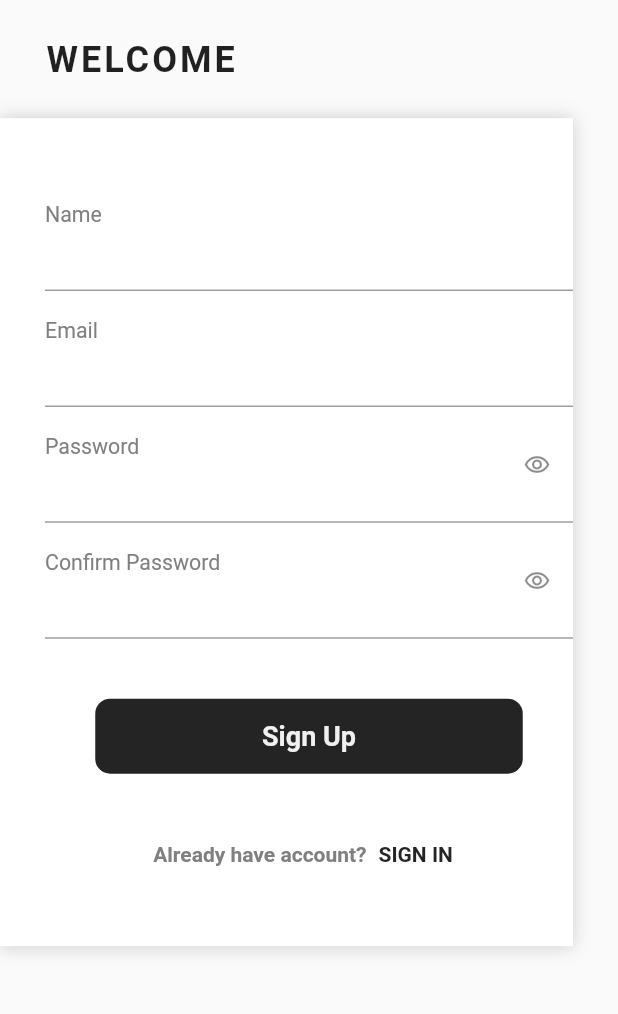
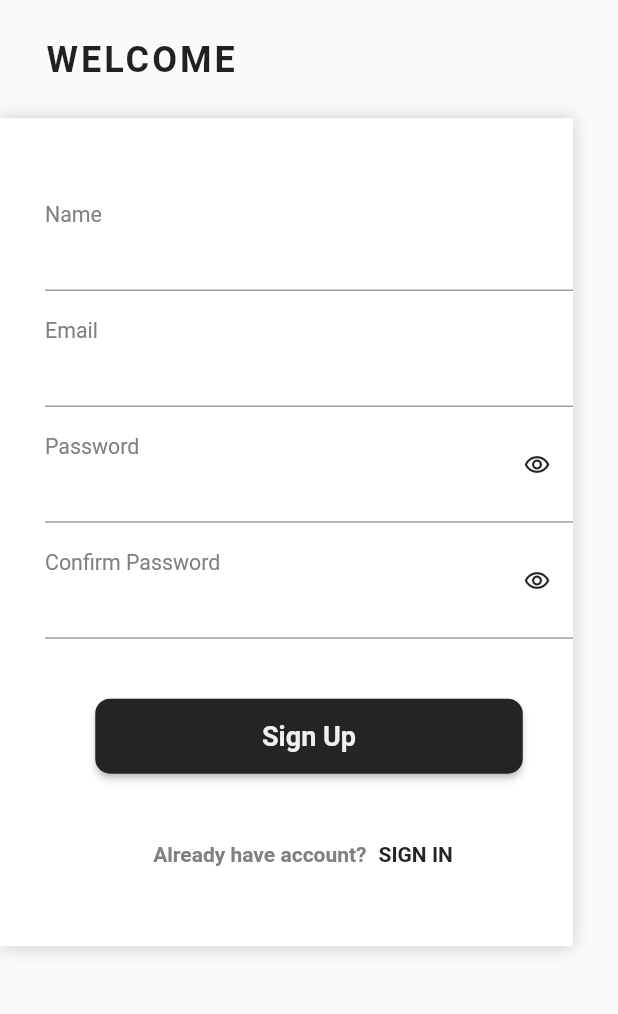
Before and after one commit to karimheiba/Furniture_shopping, a Flutter app: the SignUp screen opened by its route, on a phone screen of 412 x 824 dp, the part 153-1167 px from its top. Run offline on Flutter 3.47's test engine with Material 2 defaults, Android fonts, the phone set to English and light mode, and no system bars.

Commit message:
text field edit @button edit

```diff
--- a/lib/screen/login.dart
+++ b/lib/screen/login.dart
@@ -13,6 +13,7 @@ class Login extends StatelessWidget {
     Size size = MediaQuery.of(context).size;
     return Scaffold(
       body: SafeArea(
+        child: SingleChildScrollView(
           child: Column(
             crossAxisAlignment: CrossAxisAlignment.start,
             children: [
@@ -27,6 +28,7 @@ class Login extends StatelessWidget {
               ),
               fieldSection(context)
             ],
+          ),
         ),
       ),
     );
@@ -54,7 +56,7 @@ class Login extends StatelessWidget {
             height: 25,
           ),
           CustomTextFormField(
-              label: "Password", suffixIcon: Icons.remove_red_eye_outlined),
+              label: "Password",obscureText: true, ),
           SizedBox(
             height: 35,
           ),
@@ -68,7 +70,7 @@ class Login extends StatelessWidget {
           ),
           SignButton(
             text: "Log in",
-            onTap: () {
+            onPressed: () {
 
             },
           ),
--- a/lib/screen/signup.dart
+++ b/lib/screen/signup.dart
@@ -12,6 +12,7 @@ class SignUp extends StatelessWidget {
 
     return Scaffold(
       body: SafeArea(
+        child: SingleChildScrollView(
           child: Column(
             crossAxisAlignment:CrossAxisAlignment.start,
             children: [
@@ -27,6 +28,7 @@ class SignUp extends StatelessWidget {
               fieldSection()
 
             ],
+          ),
         ),
       ),
     );
@@ -63,16 +65,16 @@ class SignUp extends StatelessWidget {
           CustomTextFormField(label: "Email",),
 
 
- CustomTextFormField(label: "Password",suffixIcon: Icons.remove_red_eye_outlined),
+ CustomTextFormField(label: "Password",obscureText: true,),
 
-CustomTextFormField(label: "Confirm Password",suffixIcon: Icons.remove_red_eye_outlined),
+CustomTextFormField(label: "Confirm Password",obscureText: true,),
 
 
 
 
   SizedBox(height: 40,),
 
-  SignButton(text: "Sign Up",onTap: (){
+  SignButton(text: "Sign Up",onPressed: (){
 
   },
   ),
--- a/lib/widget/custom_text_formfield.dart
+++ b/lib/widget/custom_text_formfield.dart
@@ -1,37 +1,43 @@
 import 'package:flutter/material.dart';
-import 'package:flutter/src/foundation/key.dart';
-import 'package:flutter/src/widgets/framework.dart';
-
 import '../constans/colors.dart';
 
-class CustomTextFormField extends StatelessWidget {
-  const CustomTextFormField({Key? key,required this.label,this.suffixIcon}) : super(key: key);
+class CustomTextFormField extends StatefulWidget {
+  CustomTextFormField({Key? key, required this.label,this.obscureText=false,this.isVisible=true})
+      : super(key: key);
   final String label;
- final IconData? suffixIcon;
-
-
+  bool obscureText;
+  bool isVisible;
 
   @override
+  State<CustomTextFormField> createState() => _CustomTextFormFieldState();
+}
+
+class _CustomTextFormFieldState extends State<CustomTextFormField> {
+  @override
   Widget build(BuildContext context) {
-    return   TextFormField(
-
-
+    return TextFormField(
+      obscureText: widget.isVisible,
       decoration: InputDecoration(
 
+          focusedBorder:
+              UnderlineInputBorder(borderSide: BorderSide(color: primary)),
           floatingLabelBehavior: FloatingLabelBehavior.always,
-          floatingLabelStyle:TextStyle(fontSize: 19,fontWeight: FontWeight.w400,color: textSecondary) ,
+          floatingLabelStyle: TextStyle(
+              fontSize: 19, fontWeight: FontWeight.w400, color: textSecondary),
+          labelStyle: TextStyle(
+              fontSize: 19, fontWeight: FontWeight.w400, color: textSecondary),
+          contentPadding: EdgeInsets.symmetric(vertical: 20),
+          label: Text(widget.label),
+          suffixIcon: widget.obscureText ? IconButton(onPressed: (){
+            setState(() {
+              widget.isVisible=!widget.isVisible;
+            });
 
-             labelStyle: TextStyle(fontSize: 19,fontWeight: FontWeight.w400,color: textSecondary),
-            contentPadding: EdgeInsets.symmetric(vertical: 20),
+          }, icon:  Icon( widget.isVisible? Icons.remove_red_eye_outlined:Icons.visibility_off,color: primary,size: 18,)):null
 
-
-            label:Text(label) ,
-            suffixIcon: Icon(suffixIcon,size: 18,),
 
       ),
       );
 
-
-
   }
 }
--- a/lib/widget/sign_button.dart
+++ b/lib/widget/sign_button.dart
@@ -4,25 +4,26 @@ import 'package:flutter/src/widgets/framework.dart';
 import 'package:furniture_shopping_app/constans/colors.dart';
 
 class SignButton extends StatelessWidget {
-  const SignButton({Key? key,required this.text,required this.onTap}) : super(key: key);
+  const SignButton({Key? key,required this.text,required this.onPressed}) : super(key: key);
 final String text;
-final VoidCallback onTap;
+final VoidCallback onPressed;
   @override
   Widget build(BuildContext context) {
-    return GestureDetector(
-      onTap:onTap,
-      child: Container(
-        alignment: Alignment.center,
-        height:50 ,
-        width: 285,
-        decoration: BoxDecoration(
-          color: primary,
-          borderRadius: BorderRadius.all(Radius.circular(10)),
+    return MaterialButton(
+       onPressed: onPressed,
+      shape: RoundedRectangleBorder(borderRadius: BorderRadius.circular(10)),
 
-        ),
-        child: Text(text,style: TextStyle(fontSize: 18,fontWeight: FontWeight.w600,color: secondaryButtonBG),),
-      ),
+      textColor:secondaryButtonBG ,
+      minWidth: 285,
+      height: 50,
+      color: primary,
+
+    child:Text(text,style: TextStyle(fontSize: 18,fontWeight: FontWeight.w600,),
+    ),
     );
+
+
+
 
 }
 }
```
Lines whose indentation alone changed are shown as unchanged.
